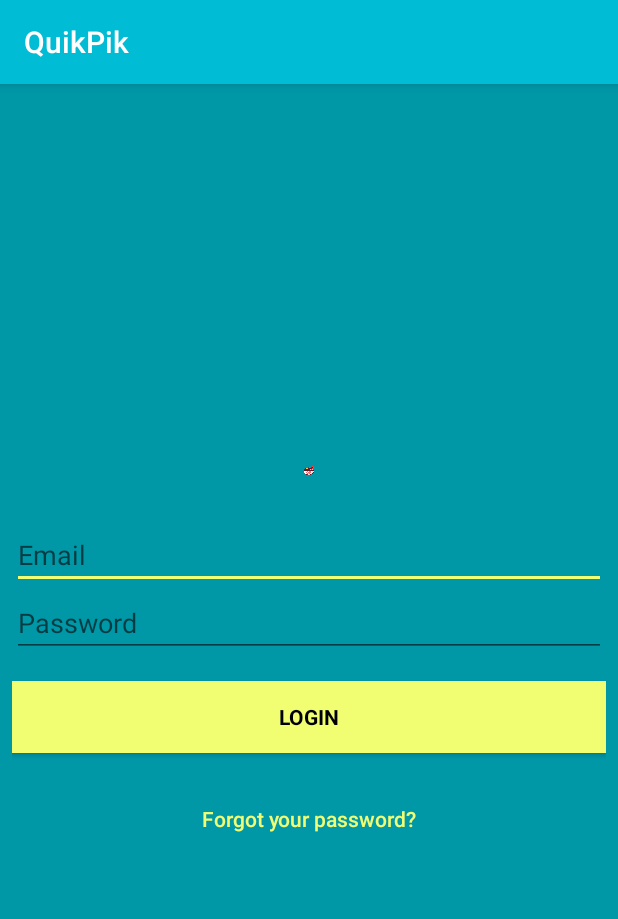
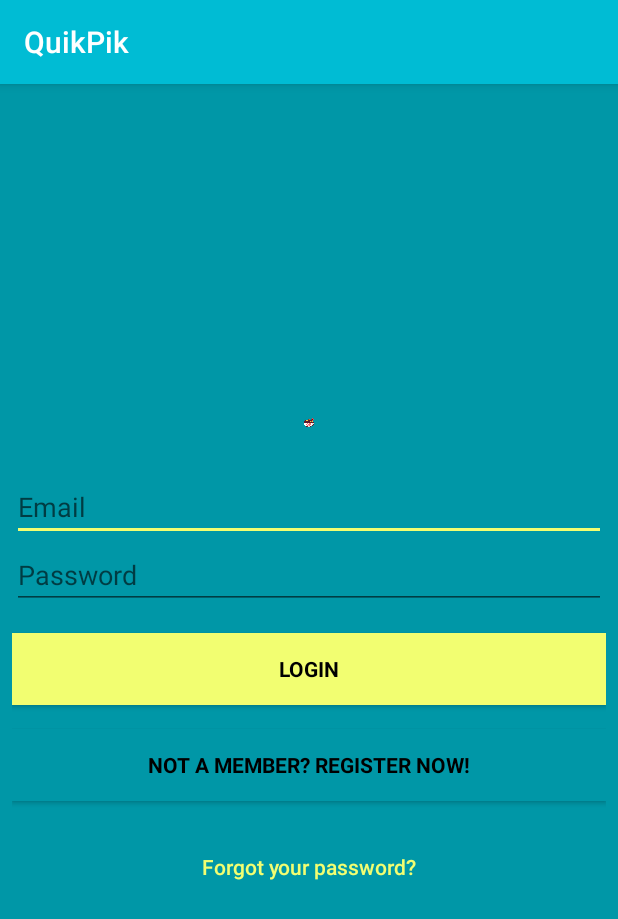
Before and after one commit to anthonypham3945/CECS-491A-Spring2020, an Android app: the Login screen opened directly, with no data from a screen before it, on a phone screen of 412 x 824 dp. Shown: the top 919 px of the screen. Run offline under Robolectric (Android 15) with nearby library versions, the phone set to English and light mode, and no system bars; our stand-ins replace Firebase (no records; nobody signed in at launch, a user with empty details on screens opened directly).

Commit message:
added register button and sign out button

```diff
--- a/Code/QuikPik/app/src/main/java/com/example/quikpik/Login.java
+++ b/Code/QuikPik/app/src/main/java/com/example/quikpik/Login.java
@@ -27,7 +27,7 @@ public class Login extends AppCompatActivity {
    //FirebaseDatabase database;
    //DatabaseReference users;
    EditText inputEmail, inputPassword;
-   Button btnSignIn;
+   Button btnSignIn, btnRegister;
    ProgressBar progressBar;
    FirebaseAuth mAuth;
     @Override
@@ -39,6 +39,15 @@ public class Login extends AppCompatActivity {
         progressBar = findViewById(R.id.progressBar);
         mAuth = FirebaseAuth.getInstance();
         btnSignIn = findViewById(R.id.sign_in_button);
+        btnRegister = findViewById(R.id.btn_register_button);
+
+        btnRegister.setOnClickListener(new View.OnClickListener() {
+            @Override
+            public void onClick(View v) {
+                startActivity(new Intent(getApplicationContext(),Register.class));
+            }
+        });
+
         btnSignIn.setOnClickListener(new View.OnClickListener() {
             @Override
             public void onClick(View v) {
@@ -80,7 +89,5 @@ public class Login extends AppCompatActivity {
             }
         });
 
-
-
     }
 }
--- a/Code/QuikPik/app/src/main/res/layout/activity_login.xml
+++ b/Code/QuikPik/app/src/main/res/layout/activity_login.xml
@@ -70,6 +70,16 @@
             android:text="Login"
             android:textColor="@android:color/black"
             android:textStyle="bold" />
+        <Button
+            android:id="@+id/btn_register_button"
+            style="?android:textAppearanceSmall"
+            android:layout_width="match_parent"
+            android:layout_height="wrap_content"
+            android:layout_marginTop="16dp"
+            android:background="@color/colorPrimaryDark"
+            android:text="@string/btn_link_to_register"
+            android:textColor="@android:color/black"
+            android:textStyle="bold" />
 
         <Button
             android:id="@+id/btn_reset_password"
--- a/Code/QuikPik/app/src/main/res/values/strings.xml
+++ b/Code/QuikPik/app/src/main/res/values/strings.xml
@@ -15,7 +15,7 @@
     <string name="hint_password">Password</string>
     <string name="hint_name">Fullname</string>
     <string name="btn_login">LOGIN</string>
-    <string name="btn_link_to_register">Not a member? Get registered in Firebase now!</string>
+    <string name="btn_link_to_register">Not a member? Register Now!</string>
     <string name="btn_link_to_login">Already registered. Login Me!</string>
     <string name="title_activity_reset_password">ResetPasswordActivity</string>
     <string name="btn_forgot_password">Forgot your password?</string>
```
Also changed, not shown: Code/QuikPik/app/src/main/res/layout/activity_main.xml (+5 -8 lines).
